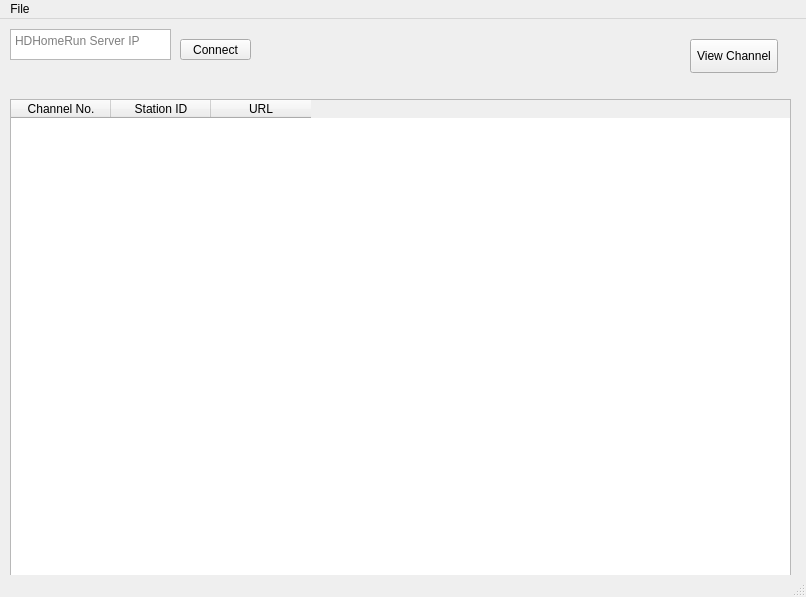
Above: mainwindow.ui from scoronado12/hdhomerun-gui before the change. Below: the same form after it.
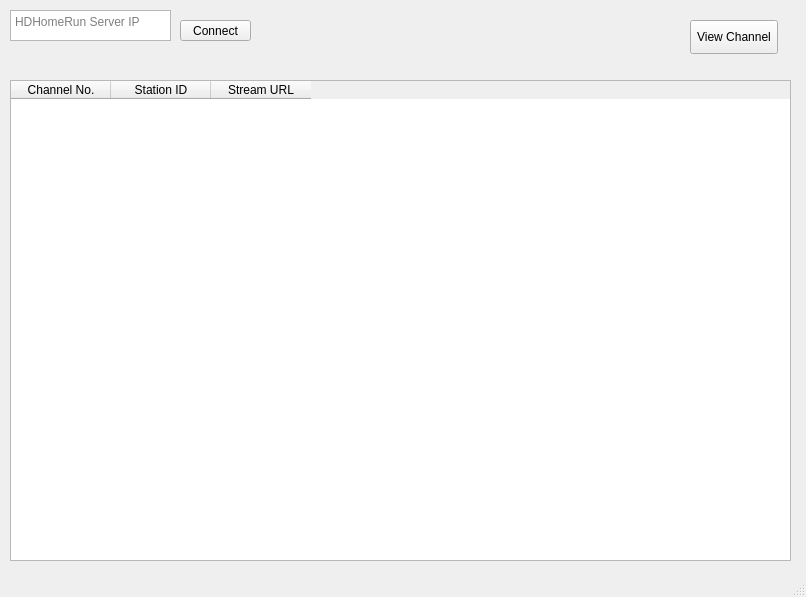
That is the form after the change.

Commit message: looking at 2nd button

```diff
--- a/mainwindow.ui
+++ b/mainwindow.ui
@@ -16,6 +16,12 @@
     <height>597</height>
    </size>
   </property>
+  <property name="maximumSize">
+   <size>
+    <width>806</width>
+    <height>16777215</height>
+   </size>
+  </property>
   <property name="windowTitle">
    <string>HDHomeRun</string>
   </property>
@@ -83,7 +89,7 @@
     </column>
     <column>
      <property name="text">
-      <string>URL</string>
+      <string>Stream URL</string>
      </property>
     </column>
    </widget>
@@ -101,23 +107,6 @@
     </property>
    </widget>
   </widget>
-  <widget class="QMenuBar" name="menubar">
-   <property name="geometry">
-    <rect>
-     <x>0</x>
-     <y>0</y>
-     <width>806</width>
-     <height>23</height>
-    </rect>
-   </property>
-   <widget class="QMenu" name="menuFile">
-    <property name="title">
-     <string>File</string>
-    </property>
-    <addaction name="actionExit"/>
-   </widget>
-   <addaction name="menuFile"/>
-  </widget>
   <widget class="QStatusBar" name="statusbar"/>
   <action name="actionExit">
    <property name="text">
```
Left out of the diff: 7 changed lines with no effect on the pictures. The commit also changes 2 other files.
